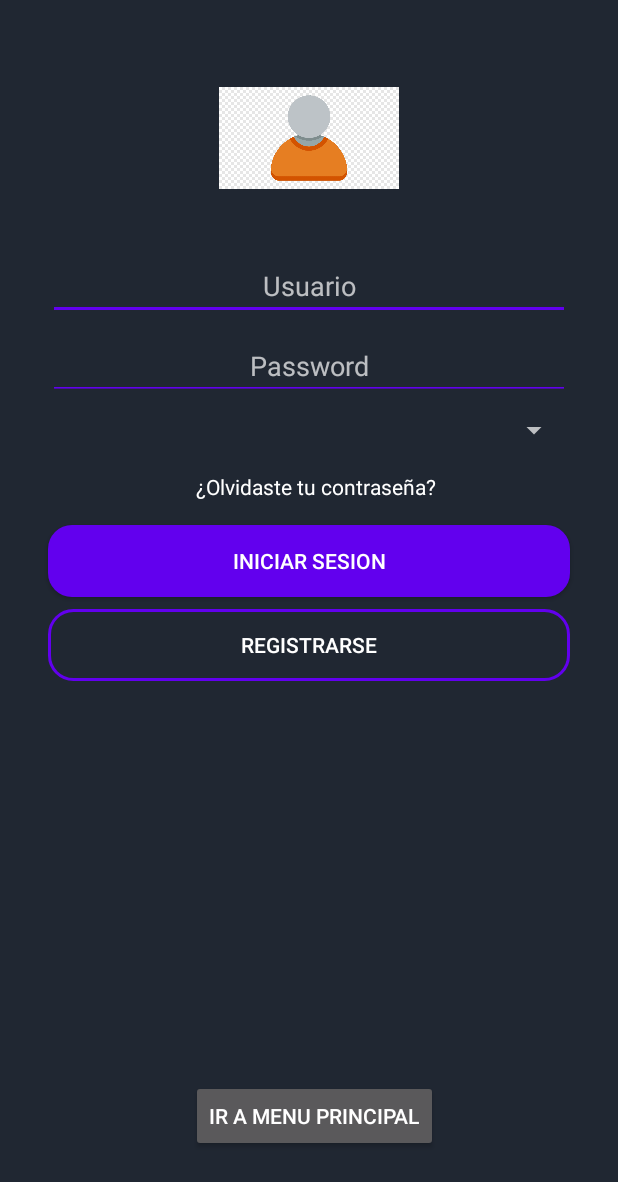
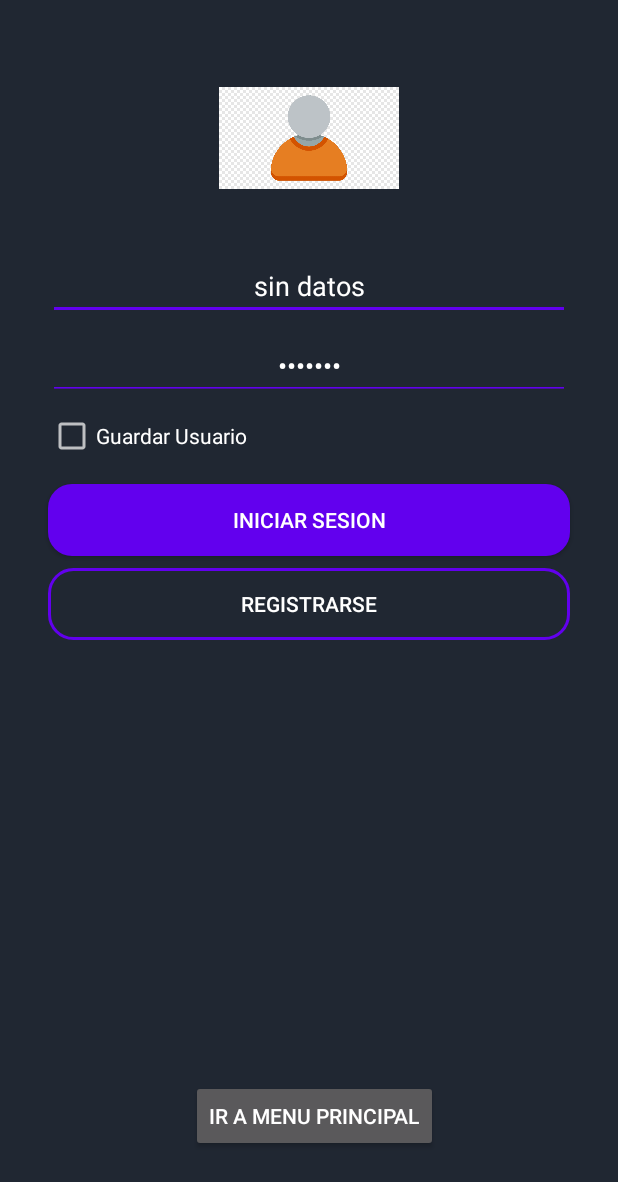
Before and after one commit to Matyrodz/CompraVenta, an Android app: the screen it shows after launch (MainActivity), on a phone screen of 412 x 824 dp. Shown: the top 1182 px of the screen. Run offline under Robolectric (Android 15) with nearby library versions, the phone set to English and light mode, and no system bars.

Commit message:
login alta, validaciones, sesion, preferencias

```diff
--- a/app/src/main/java/com/example/myapplication/MainActivity.java
+++ b/app/src/main/java/com/example/myapplication/MainActivity.java
@@ -4,11 +4,15 @@ import androidx.appcompat.app.AppCompatActivity;
 import androidx.fragment.app.Fragment;
 
 import android.content.ContentValues;
+import android.content.Context;
 import android.content.Intent;
+import android.content.SharedPreferences;
 import android.database.sqlite.SQLiteDatabase;
 import android.os.Bundle;
 import android.view.View;
 import android.widget.Button;
+import android.widget.CheckBox;
+import android.widget.EditText;
 import android.widget.Toast;
 
 import com.example.myapplication.dao.PersonaDAO;
@@ -17,24 +21,39 @@ import com.example.myapplication.data.model.menu_principal;
 import com.example.myapplication.ui.login.LoginRegistro;
 
 import java.sql.SQLInput;
-/*import com.example.myapplication.ui.login.LoginActivity;*/
 
 
 public class MainActivity extends AppCompatActivity {
 
-    /*Button logIn;
-    Button register;*/
     Button ir;
     Button btn_registrarse;
+    Button btn_iniciar_sesion;
+    EditText edit_usuario;
+    EditText edit_clave;
+    CheckBox checkbox_guardar;
+    UsuarioDAO usuarioDAO;
 
     @Override
     protected void onCreate(Bundle savedInstanceState) {
         super.onCreate(savedInstanceState);
         setContentView(R.layout.activity_main);
         btn_registrarse = (Button) findViewById(R.id.btn_registrarse);
+        btn_iniciar_sesion = (Button) findViewById(R.id.btn_inicio_sesion);
+        edit_usuario = (EditText) findViewById(R.id.edit_usuario_login);
+        edit_clave = (EditText) findViewById(R.id.edit_password_login);
+        checkbox_guardar = (CheckBox) findViewById(R.id.checkbox_guardar_usuario);
+
+        btn_iniciar_sesion.setOnClickListener(iniciarSesionClick);
         btn_registrarse.setOnClickListener(viewRegistrarseListener);
+        checkbox_guardar.setOnClickListener(guardarUsuarioClick);
         ir = (Button) findViewById(R.id.goTo);
         ir.setOnClickListener(viewMenuListener);
+
+        Bundle b = getIntent().getExtras();
+        cargarUsuarioRecienCreado(b);
+        cargarUsuarioDePreferencia();
+
+        usuarioDAO = new UsuarioDAO(getApplicationContext());
     }
 
     private View.OnClickListener viewRegistrarseListener = new View.OnClickListener() {
@@ -53,6 +72,74 @@ public class MainActivity extends AppCompatActivity {
         }
     };
 
+    public View.OnClickListener iniciarSesionClick = new View.OnClickListener() {
+        @Override
+        public void onClick(View view) {
+            String usuario = edit_usuario.getText().toString();
+            String clave = edit_clave.getText().toString();
+            Intent intent;
+            try{
+                usuarioDAO.open();
+                if(usuarioDAO.buscarUsuario(usuario,clave).isNull()){
+                    Toast.makeText(getApplicationContext(),"El usuario o la clave son incorrectos.",Toast.LENGTH_LONG).show();
+                }
+                else{
+                    intent = new Intent(MainActivity.this,menu_principal.class);
+                    Toast.makeText(getApplicationContext(),"Bienvenido: "+usuario,Toast.LENGTH_LONG).show();
+                    startActivity(intent);
+                }
+            }
+            catch (Exception e){
+                e.printStackTrace();
+                Toast.makeText(getApplicationContext(),"Ocurrio un error.",Toast.LENGTH_LONG).show();
+            }
+            finally {
+                usuarioDAO.close();
+            }
+        }
+    };
+
+    private View.OnClickListener guardarUsuarioClick = new View.OnClickListener() {
+        @Override
+        public void onClick(View view) {
+            boolean isChecked = checkbox_guardar.isChecked();//((CheckBox)view).isChecked();
+
+            if(isChecked){
+                SharedPreferences pref = getSharedPreferences("login",Context.MODE_PRIVATE );
+                SharedPreferences.Editor edit = pref.edit();
+
+                edit.putString("usuario",edit_usuario.getText().toString());
+                edit.putString("clave",edit_clave.getText().toString());
+                edit.commit();
+            }
+        }
+    };
+
+    public void cargarUsuarioDePreferencia(){
+        try {
+            SharedPreferences pref = getSharedPreferences("login",Context.MODE_PRIVATE);
+            edit_usuario.setText(pref.getString("usuario","sin datos"));
+            edit_clave.setText(pref.getString("clave","default"));
+        }
+        catch (Exception e){
+            e.printStackTrace();
+        }
+    }
+
+    public void cargarUsuarioRecienCreado(Bundle b){
+        try{
+            String usuarioLogueado = b.getString("usuario");
+            String clave = b.getString("clave");
+            if(!usuarioLogueado.isEmpty()){
+                edit_usuario.setText(usuarioLogueado);
+                edit_clave.setText(clave);
+            }
+        }
+        catch (Exception e){
+            e.printStackTrace();
+        }
+    }
+
     public void testFragments(){
         Fragment firsFragment = new Fragment();
         firsFragment.setArguments(getIntent().getExtras());
--- a/app/src/main/java/com/example/myapplication/entidades/Utilidades.java
+++ b/app/src/main/java/com/example/myapplication/entidades/Utilidades.java
@@ -23,7 +23,7 @@ public class Utilidades {
  */
     // TABLA Usuario
     public static final String CREAR_TABLA_USUARIO= "CREATE TABLE " +  TABLA_USUARIO+" ("+CAMPO_ID+" INTEGER PRIMARY KEY AUTOINCREMENT, "+CAMPO_USUARIO+" TEXT, "+CAMPO_NOMBRE + " TEXT, "+
-            CAMPO_APELLIDO + " TEXT, "+CAMPO_DIRECCION + " TEXT, "+ CAMPO_LOCALIDAD + " TEXT, "+CAMPO_CLAVE+" TEXT NULL,"+ CAMPO_EMAIL + " TEXT, "+CAMPO_ROL + " TEXT, "+
+            CAMPO_APELLIDO + " TEXT, "+CAMPO_DIRECCION + " TEXT, "+ CAMPO_LOCALIDAD + " TEXT, "+CAMPO_CLAVE+" TEXT ,"+ CAMPO_EMAIL + " TEXT, "+CAMPO_ROL + " TEXT, "+
             CAMPO_LATITUD +" INTEGER, "+ CAMPO_LONGITUD+ " INTEGER, "+ CAMPO_ACTIVO + " INTEGER)";
 
 
--- a/app/src/main/res/layout/activity_main.xml
+++ b/app/src/main/res/layout/activity_main.xml
@@ -25,7 +25,7 @@
             app:srcCompat="@drawable/login" />
 
         <EditText
-            android:id="@+id/id_nombre_usuario"
+            android:id="@+id/edit_usuario_login"
             android:layout_width="match_parent"
             android:layout_height="wrap_content"
             android:layout_marginStart="32dp"
@@ -41,7 +41,7 @@
             android:backgroundTint="@color/colorPrimary"/>
 
         <EditText
-            android:id="@+id/id_password1"
+            android:id="@+id/edit_password_login"
             android:layout_width="match_parent"
             android:layout_height="wrap_content"
             android:layout_marginStart="32dp"
@@ -54,33 +54,23 @@
             app:layout_constraintEnd_toEndOf="parent"
             app:layout_constraintHorizontal_bias="1.0"
             app:layout_constraintStart_toStartOf="parent"
-            app:layout_constraintTop_toBottomOf="@+id/id_nombre_usuario"
+            app:layout_constraintTop_toBottomOf="@+id/edit_usuario_login"
             android:backgroundTint="@color/colorPrimary"/>
 
-        <Spinner
-            android:id="@+id/id_estado"
+        <CheckBox
+            android:id="@+id/checkbox_guardar_usuario"
             android:layout_width="match_parent"
             android:layout_height="wrap_content"
             android:layout_marginStart="32dp"
             android:layout_marginTop="8dp"
             android:layout_marginEnd="32dp"
+            android:ems="10"
+            android:text="@string/guardar_usuario"
+            android:checked="false"
             app:layout_constraintEnd_toEndOf="parent"
-            app:layout_constraintHorizontal_bias="0.0"
+            app:layout_constraintHorizontal_bias="1.0"
             app:layout_constraintStart_toStartOf="parent"
-            app:layout_constraintTop_toBottomOf="@+id/id_password1" />
-
-        <CheckedTextView
-            android:id="@+id/id_recuperar_password"
-            android:layout_width="match_parent"
-            android:layout_height="wrap_content"
-            android:layout_marginStart="32dp"
-            android:layout_marginTop="16dp"
-            android:layout_marginEnd="24dp"
-            android:text="¿Olvidaste tu contraseña?"
-            android:textAlignment="center"
-            app:layout_constraintEnd_toEndOf="parent"
-            app:layout_constraintStart_toStartOf="parent"
-            app:layout_constraintTop_toBottomOf="@+id/id_estado" />
+            app:layout_constraintTop_toBottomOf="@+id/edit_password_login"/>
 
         <Button
             android:id="@+id/btn_inicio_sesion"
@@ -92,7 +82,7 @@
             android:text="@string/btn_iniciar_sesion"
             app:layout_constraintEnd_toEndOf="parent"
             app:layout_constraintStart_toStartOf="parent"
-            app:layout_constraintTop_toBottomOf="@+id/id_recuperar_password"
+            app:layout_constraintTop_toBottomOf="@+id/checkbox_guardar_usuario"
             android:background="@drawable/button_rounded"/>
 
         <Button
@@ -123,6 +113,7 @@
             app:layout_constraintStart_toStartOf="@+id/password"
             app:layout_constraintTop_toTopOf="parent"
             app:layout_constraintVertical_bias="0.3" />
+
     </LinearLayout>
 
 
--- a/app/src/main/res/values/strings.xml
+++ b/app/src/main/res/values/strings.xml
@@ -39,8 +39,12 @@
     <string name="usuario">Usuario</string>
     <string name="password">Password</string>
     <string name="password_dos">Repetir Password</string>
+    <string name="guardar_usuario">Guardar Usuario</string>
+    <string name="email">Email</string>
     <string name="btn_iniciar_sesion">Iniciar Sesion</string>
     <string name="btn_registrarse">Registrarse</string>
+    <string name="btn_cancelar">Cancelar</string>
+    <string name="btn_crear_cuenta">Crear Cuenta</string>
 
     <!-- Layout de cargar productos -->
     <string name="cargar_producto">Cargar producto</string>
```
Also changed, not shown: app/src/main/java/com/example/myapplication/dao/UsuarioDAO.java (+57 -36 lines), app/src/main/java/com/example/myapplication/entidades/Usuario.java (+10 -0 lines), app/src/main/java/com/example/myapplication/ui/login/LoginRegistro.java (+89 -63 lines), app/src/main/res/layout/activity_login_registro.xml (+18 -4 lines).
